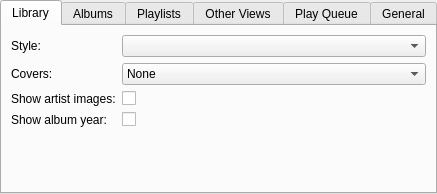
polpo/cantata-mac, file gui/interfacesettings.ui: the form before one commit.
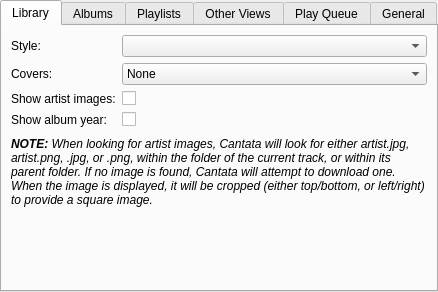
The form after the commit. Custom widgets are drawn as their Qt base class.

Commit message: Add note about artist images.

```diff
--- a/gui/interfacesettings.ui
+++ b/gui/interfacesettings.ui
@@ -6,8 +6,8 @@
    <rect>
     <x>0</x>
     <y>0</y>
-    <width>437</width>
-    <height>194</height>
+    <width>438</width>
+    <height>292</height>
    </rect>
   </property>
   <property name="windowTitle">
@@ -29,6 +29,8 @@
       <attribute name="title">
        <string>Library</string>
       </attribute>
+      <layout class="QVBoxLayout" name="verticalLayout_2">
+       <item>
       <layout class="QFormLayout" name="formLayout">
        <item row="0" column="0">
         <widget class="BuddyLabel" name="label">
@@ -113,6 +115,45 @@
         <widget class="QCheckBox" name="libraryYear">
          <property name="text">
           <string/>
+           </property>
+          </widget>
+         </item>
+        </layout>
+       </item>
+       <item>
+        <spacer name="verticalSpacer">
+         <property name="orientation">
+          <enum>Qt::Vertical</enum>
+         </property>
+         <property name="sizeType">
+          <enum>QSizePolicy::Fixed</enum>
+         </property>
+         <property name="sizeHint" stdset="0">
+          <size>
+           <width>20</width>
+           <height>4</height>
+          </size>
+         </property>
+        </spacer>
+       </item>
+       <item>
+        <widget class="QLabel" name="label_8">
+         <property name="sizePolicy">
+          <sizepolicy hsizetype="Preferred" vsizetype="MinimumExpanding">
+           <horstretch>0</horstretch>
+           <verstretch>0</verstretch>
+          </sizepolicy>
+         </property>
+         <property name="text">
+          <string>&lt;i&gt;&lt;b&gt;NOTE:&lt;/b&gt; When looking for artist images, Cantata will look for either artist.jpg, artist.png, &lt;Artist&gt;.jpg, or &lt;Artist&gt;.png,
+within the folder of the current track, or within its parent folder. If no image is found, Cantata will attempt to download one.&lt;br/&gt;
+When the image is displayed, it will be cropped (either top/bottom, or left/right) to provide a square image.&lt;/i&gt;</string>
+         </property>
+         <property name="alignment">
+          <set>Qt::AlignLeading|Qt::AlignLeft|Qt::AlignTop</set>
+         </property>
+         <property name="wordWrap">
+          <bool>true</bool>
          </property>
         </widget>
        </item>
```
Lines whose indentation alone changed are shown as unchanged.
